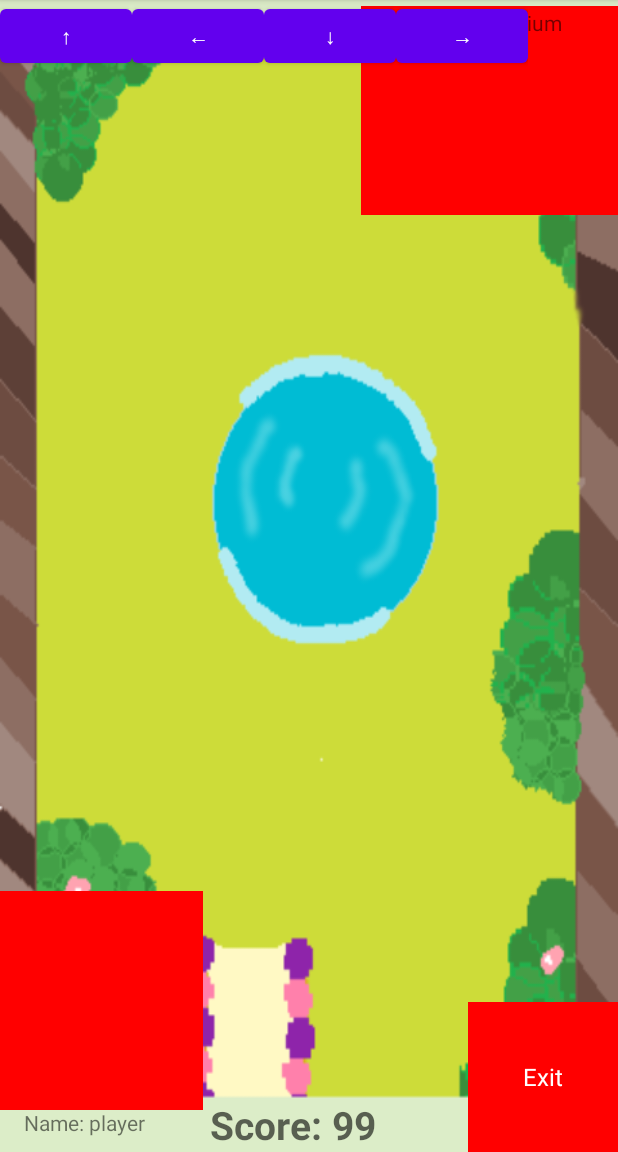
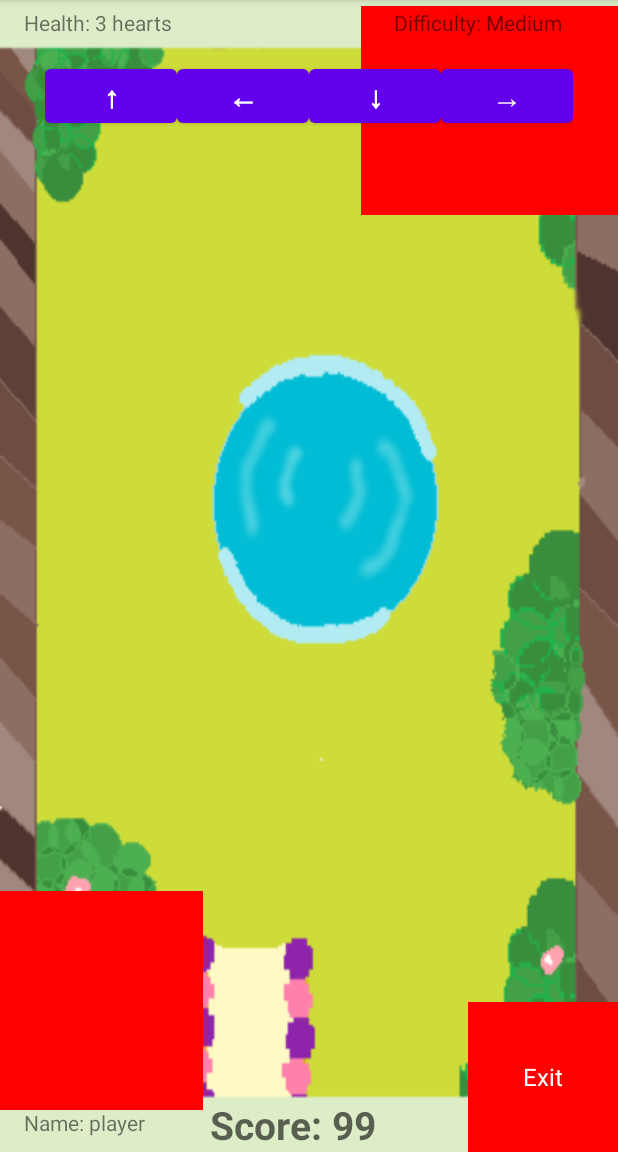
Before and after one commit to husnajakeer/CS2340C_Team1, an Android app: the GameScreen screen opened directly, with no data from a screen before it, on a phone screen of 412 x 824 dp, the part 84-1236 px from its top. Run offline under Robolectric (Android 15) with nearby library versions, the phone set to English and light mode, and no system bars.

Commit message:
add spacing to wasd keys, added collision and entity Unit test

```diff
--- a/app/src/main/java/com/example/team1game/Model/Collision.java
+++ b/app/src/main/java/com/example/team1game/Model/Collision.java
@@ -26,4 +26,7 @@ public class Collision {
             observer.handleCollision(object1, object2);
         }
     }
+    public List<Subscriber> getObservers() {
+        return observers;
+    }
 }
--- a/app/src/main/res/layout/activity_game_screen.xml
+++ b/app/src/main/res/layout/activity_game_screen.xml
@@ -108,36 +108,52 @@
         <!-- Hearts will be dynamically added here -->
     </LinearLayout>
 
-
+    <androidx.constraintlayout.widget.Group
+        android:layout_width="wrap_content"
+        android:layout_height="wrap_content" />
     <LinearLayout
         android:layout_width="wrap_content"
         android:layout_height="wrap_content"
+        android:layout_marginTop="40dp"
         android:orientation="horizontal"
-        tools:ignore="MissingConstraints">
+        app:layout_constraintEnd_toEndOf="parent"
+        app:layout_constraintStart_toStartOf="parent"
+        app:layout_constraintTop_toTopOf="parent">
 
         <Button
             android:id="@+id/upButton"
             android:layout_width="wrap_content"
             android:layout_height="wrap_content"
             android:text="↑"
+            android:textSize="20sp"
+            android:textStyle="bold"
             tools:ignore="MissingConstraints" />
 
         <Button
             android:id="@+id/leftButton"
             android:layout_width="wrap_content"
             android:layout_height="wrap_content"
-            android:text="←" />
+            android:layout_centerVertical="true"
+            android:layout_toLeftOf="@+id/view1"
+            android:text="←"
+            android:textSize="20sp"
+            android:textStyle="bold" />
 
         <Button
             android:id="@+id/downButton"
             android:layout_width="wrap_content"
             android:layout_height="wrap_content"
-            android:text="↓" />
+            android:text="↓"
+            android:textSize="20sp"
+            android:textStyle="bold" />
 
         <Button
             android:id="@+id/rightButton"
             android:layout_width="wrap_content"
             android:layout_height="wrap_content"
-            android:text="→" />
+            android:layout_centerVertical="true"
+            android:layout_toRightOf="@+id/wasdContainer"
+            android:text="→"
+            android:textSize="20sp"/>
     </LinearLayout>
 </androidx.constraintlayout.widget.ConstraintLayout>
```
Also changed, not shown: app/src/main/res/layout/activity_room2_screen.xml (+18 -4 lines), app/src/main/res/layout/activity_room3_screen.xml (+14 -4 lines), 3 other files.
